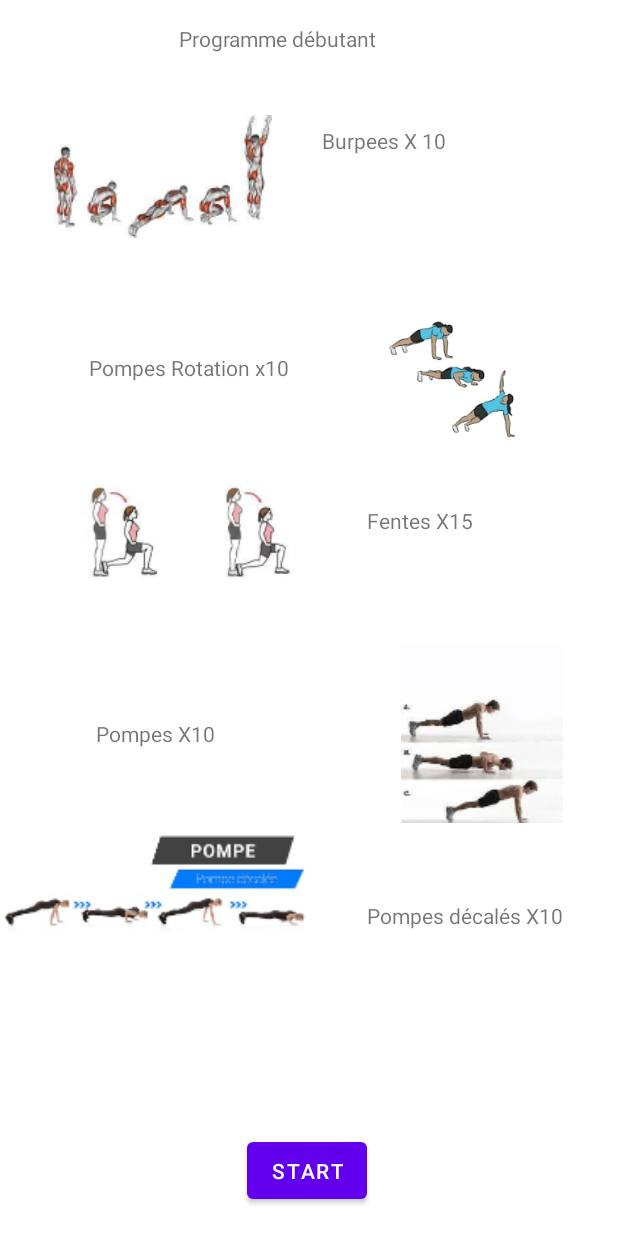
After one commit to Rayane45/NVGUP, an Android app: the layout programme_exo_facile.xml on its own in the app's theme, with its tools: preview values and no code run, on a phone screen of 412 x 824 dp. The commit adds this screen. Run offline under Robolectric (Android 15) with nearby library versions, the phone set to English and light mode, and no system bars.

Commit message:
programme Facile?

```diff
--- /dev/null
+++ b/app/src/main/java/com/example/nvgup/ProgrammeFacile.java
@@ -0,0 +1,57 @@
+package com.example.nvgup;
+
+import android.content.Intent;
+import android.os.Bundle;
+import android.view.View;
+import android.widget.Button;
+import android.widget.ImageButton;
+import android.widget.ImageView;
+import android.widget.TextView;
+import android.widget.Toast;
+
+import androidx.appcompat.app.AppCompatActivity;
+
+public class ProgrammeFacile extends AppCompatActivity {
+    private TextView tProgrammeFacile;
+    private ImageView Burpees10;
+    private ImageView Pompesrot10;
+    private ImageView Fentes10;
+    private ImageView Pompes10;
+    private ImageView Pompesdec10;
+    private TextView  tBurpees10;
+    private TextView tPompesrot10;
+    private TextView tFentes10;
+    private TextView tPompes10;
+    private TextView tPompesdec10;
+    private Button mStart;
+
+
+    @Override
+    protected void onCreate(Bundle savedInstanceState) {
+        super.onCreate(savedInstanceState);
+        setContentView(R.layout.programme_exo_facile);
+
+        tProgrammeFacile=findViewById(R.id.text_facile);
+        Burpees10=findViewById(R.id.burpees2);
+        Pompesrot10=findViewById(R.id.pompes_rotation2);
+        Fentes10=findViewById(R.id.fentes2);
+        Pompes10=findViewById(R.id.pompes2);
+        Pompesdec10=findViewById(R.id.pompes_dec2);
+        tBurpees10=findViewById(R.id.text_burpees);
+        tPompesrot10=findViewById(R.id.text_pompes_rotation);
+        tFentes10=findViewById(R.id.text_fentes);
+        tPompes10=findViewById(R.id.text_pompes);
+        tPompesdec10=findViewById(R.id.text_pompes_dec);
+        mStart=(Button)findViewById(R.id.Start_facile);
+
+        mStart.setOnClickListener(new View.OnClickListener() {
+            @Override
+            public void onClick(View v) {
+                Intent intent = new Intent(ProgrammeFacile.this,Timer.class);
+                startActivity(intent);
+            }
+        });
+
+
+    }
+}
--- a/app/src/main/res/layout/mvt_jambes.xml
+++ b/app/src/main/res/layout/mvt_jambes.xml
@@ -70,7 +70,7 @@ Veillez à bien atterrir sur l’avant des pieds en amortissant au maximum le ch
         app:layout_constraintEnd_toEndOf="parent"
         app:layout_constraintHorizontal_bias="0.0"
         app:layout_constraintStart_toEndOf="@+id/fentes"
-        app:layout_constraintTop_toBottomOf="@+id/text_squat_text" />
+        app:layout_constraintTop_toBottomOf="@+id/text_squat" />
 
     <Button
         android:id="@+id/retour_jambes"
--- /dev/null
+++ b/app/src/main/res/layout/programme_exo_facile.xml
@@ -0,0 +1,139 @@
+<?xml version="1.0" encoding="utf-8"?>
+<androidx.constraintlayout.widget.ConstraintLayout
+    xmlns:android="http://schemas.android.com/apk/res/android"
+    xmlns:app="http://schemas.android.com/apk/res-auto"
+    xmlns:tools="http://schemas.android.com/tools"
+    android:layout_width="match_parent"
+    android:layout_height="match_parent">
+
+    <TextView
+        android:id="@+id/text_facile"
+        android:layout_width="150dp"
+        android:layout_height="20dp"
+        android:layout_marginTop="16dp"
+        android:text="Programme débutant"
+        app:layout_constraintEnd_toEndOf="parent"
+        app:layout_constraintHorizontal_bias="0.455"
+        app:layout_constraintStart_toStartOf="parent"
+        app:layout_constraintTop_toTopOf="parent" />
+
+    <ImageView
+        android:id="@+id/burpees2"
+        android:layout_width="145dp"
+        android:layout_height="115dp"
+        android:layout_marginStart="36dp"
+        android:layout_marginTop="24dp"
+        android:src="@drawable/burpees_1"
+        app:layout_constraintStart_toStartOf="parent"
+        app:layout_constraintTop_toBottomOf="@+id/text_facile" />
+
+    <TextView
+        android:id="@+id/nbre_burpees"
+        android:layout_width="150dp"
+        android:layout_height="50dp"
+        android:layout_marginTop="48dp"
+        android:text="Burpees X 10"
+        app:layout_constraintEnd_toEndOf="parent"
+        app:layout_constraintHorizontal_bias="0.412"
+        app:layout_constraintStart_toEndOf="@+id/burpees2"
+        app:layout_constraintTop_toBottomOf="@+id/text_facile" />
+
+    <ImageView
+        android:id="@+id/pompes_rotation2"
+        android:layout_width="145dp"
+        android:layout_height="115dp"
+        android:layout_marginTop="60dp"
+        android:layout_marginEnd="40dp"
+        android:src="@drawable/pompes_rotation"
+        app:layout_constraintEnd_toEndOf="parent"
+        app:layout_constraintTop_toBottomOf="@+id/nbre_burpees" />
+
+    <TextView
+        android:id="@+id/nbre_pompes_rot"
+        android:layout_width="150dp"
+        android:layout_height="20dp"
+        android:layout_marginStart="56dp"
+        android:layout_marginTop="60dp"
+        android:text="Pompes Rotation x10"
+        app:layout_constraintEnd_toStartOf="@+id/pompes_rotation2"
+        app:layout_constraintHorizontal_bias="0.16"
+        app:layout_constraintStart_toStartOf="parent"
+        app:layout_constraintTop_toBottomOf="@+id/burpees2" />
+
+    <ImageView
+        android:id="@+id/fentes2"
+        android:layout_width="150dp"
+        android:layout_height="120dp"
+        android:layout_marginStart="52dp"
+        android:layout_marginTop="40dp"
+        android:src="@drawable/fentes"
+        app:layout_constraintStart_toStartOf="parent"
+        app:layout_constraintTop_toBottomOf="@+id/nbre_pompes_rot" />
+
+    <TextView
+        android:id="@+id/nbre_fentes"
+        android:layout_width="120dp"
+        android:layout_height="20dp"
+        android:layout_marginTop="28dp"
+        android:text="Fentes X15"
+        app:layout_constraintEnd_toEndOf="parent"
+        app:layout_constraintHorizontal_bias="0.471"
+        app:layout_constraintStart_toEndOf="@+id/fentes2"
+        app:layout_constraintTop_toBottomOf="@+id/pompes_rotation2" />
+
+    <ImageView
+        android:id="@+id/pompes2"
+        android:layout_width="125dp"
+        android:layout_height="119dp"
+        android:layout_marginTop="72dp"
+        android:layout_marginEnd="28dp"
+        android:src="@drawable/pompes_1"
+        app:layout_constraintEnd_toEndOf="parent"
+        app:layout_constraintTop_toBottomOf="@+id/nbre_fentes" />
+
+
+    <TextView
+        android:id="@+id/nbre_pompes"
+        android:layout_width="100dp"
+        android:layout_height="20dp"
+        android:layout_marginStart="64dp"
+        android:layout_marginTop="64dp"
+        android:text="Pompes X10"
+        app:layout_constraintHorizontal_bias="0.721"
+        app:layout_constraintStart_toStartOf="parent"
+        app:layout_constraintTop_toBottomOf="@+id/fentes2" />
+
+    <ImageView
+        android:id="@+id/pompes_dec2"
+        android:layout_width="208dp"
+        android:layout_height="108dp"
+        android:layout_marginTop="36dp"
+        android:src="@drawable/pompes_dce"
+        app:layout_constraintStart_toStartOf="parent"
+        app:layout_constraintTop_toBottomOf="@+id/nbre_pompes" />
+
+    <TextView
+        android:id="@+id/nbre_pompes_dec"
+        android:layout_width="150dp"
+        android:layout_height="20dp"
+        android:layout_marginTop="52dp"
+        android:layout_marginEnd="16dp"
+        android:text="Pompes décalés X10"
+        app:layout_constraintEnd_toEndOf="parent"
+        app:layout_constraintHorizontal_bias="0.972"
+        app:layout_constraintStart_toEndOf="@+id/pompes_dec2"
+        app:layout_constraintTop_toBottomOf="@+id/pompes2" />
+
+    <Button
+        android:id="@+id/Start_facile"
+        android:layout_width="80dp"
+        android:layout_height="50dp"
+        android:text="Start"
+        app:layout_constraintBottom_toBottomOf="parent"
+        app:layout_constraintEnd_toEndOf="parent"
+        app:layout_constraintHorizontal_bias="0.495"
+        app:layout_constraintStart_toStartOf="parent"
+        app:layout_constraintTop_toTopOf="parent"
+        app:layout_constraintVertical_bias="0.976" />
+
+</androidx.constraintlayout.widget.ConstraintLayout>
```
